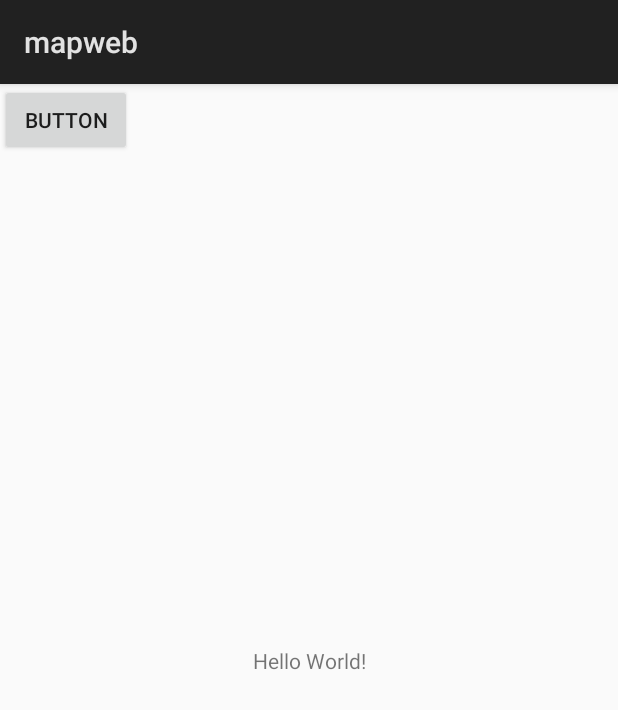
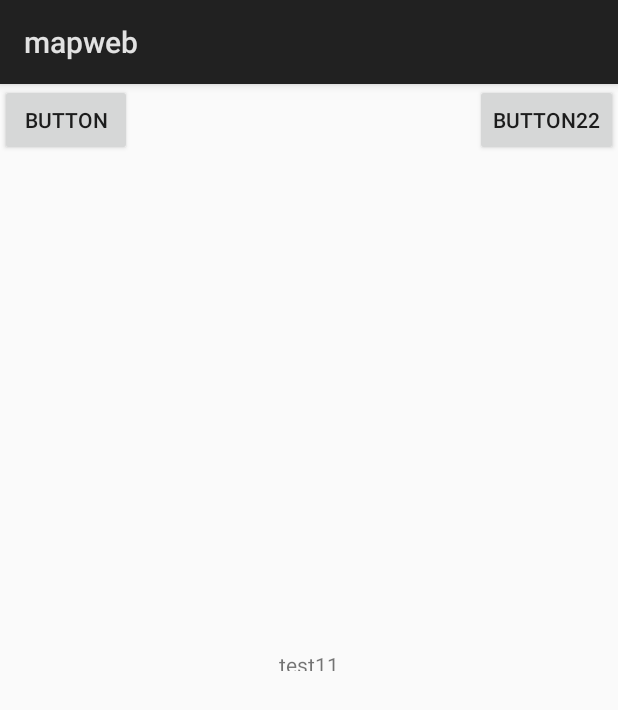
Before and after one commit to Dplex/TestProj, an Android app: the screen it shows after launch (MainActivity), on a phone screen of 412 x 824 dp. Shown: the top 710 px of the screen. Run offline under Robolectric (Android 15) with nearby library versions, the phone set to English and light mode, and no system bars; our stand-ins replace RxJava.

Commit message:
git update
update

```diff
--- a/android/app/build.gradle
+++ b/android/app/build.gradle
@@ -32,6 +32,7 @@ dependencies {
     compile "com.squareup.retrofit2:retrofit:2.3.0"
     compile "com.squareup.retrofit2:adapter-rxjava2:2.3.0"
     compile "com.squareup.retrofit2:converter-gson:2.3.0"
-
+    compile 'com.google.android.gms:play-services:9.4.0'
+    compile 'com.android.support:appcompat-v7:26.0.0'
     compile "io.reactivex.rxjava2:rxandroid:2.0.1"
 }
--- a/android/app/src/main/AndroidManifest.xml
+++ b/android/app/src/main/AndroidManifest.xml
@@ -16,6 +16,10 @@
                 <category android:name="android.intent.category.LAUNCHER" />
             </intent-filter>
         </activity>
+
+        <service android:name=".LocationTrackingService"></service>
     </application>
     <uses-permission android:name="android.permission.INTERNET"/>
+    <uses-permission android:name="android.permission.ACCESS_COARSE_LOCATION"/>
+    <uses-permission android:name="android.permission.ACCESS_FINE_LOCATION"/>
 </manifest>
--- a/android/app/src/main/java/com/example/dplex/mapweb/MainActivity.kt
+++ b/android/app/src/main/java/com/example/dplex/mapweb/MainActivity.kt
@@ -1,6 +1,8 @@
 package com.example.dplex.mapweb
 
 import android.app.Activity
+import android.content.Intent
+import android.content.pm.PackageManager
 import android.os.Bundle
 import android.util.Log
 import android.view.View
@@ -9,8 +11,12 @@ import io.reactivex.android.schedulers.AndroidSchedulers
 import io.reactivex.disposables.Disposable
 import io.reactivex.schedulers.Schedulers
 import kotlinx.android.synthetic.main.activity_main.*
+import android.support.v4.content.ContextCompat
+import android.support.v4.app.ActivityCompat
 
 class MainActivity : Activity() {
+
+    var boolean_permission: Boolean = false
 
     val client by lazy {
         GeoApi.create()
@@ -21,9 +27,47 @@ class MainActivity : Activity() {
     override fun onCreate(savedInstanceState: Bundle?) {
         super.onCreate(savedInstanceState)
         setContentView(R.layout.activity_main)
+        val intent = Intent(applicationContext, LocationTrackingService::class.java)
         button.setOnClickListener(View.OnClickListener {
-            post()
+            if (boolean_permission) {
+                startService(intent)
+            }
+//            registerR
+//            post()
         })
+        button2.setOnClickListener(View.OnClickListener {
+            stopService(intent)
+        })
+        fn_permission()
+    }
+
+    private fun fn_permission() {
+        if (ContextCompat.checkSelfPermission(applicationContext, android.Manifest.permission.ACCESS_FINE_LOCATION) != PackageManager.PERMISSION_GRANTED) {
+
+            if (ActivityCompat.shouldShowRequestPermissionRationale(this@MainActivity, android.Manifest.permission.ACCESS_FINE_LOCATION)) {
+
+
+            } else {
+                ActivityCompat.requestPermissions(this@MainActivity, arrayOf(android.Manifest.permission.ACCESS_FINE_LOCATION),
+                        REQUEST_PERMISSIONS)
+
+            }
+        } else {
+            boolean_permission = true
+        }
+    }
+
+    override fun onRequestPermissionsResult(requestCode: Int, permissions: Array<out String>?, grantResults: IntArray?) {
+        super.onRequestPermissionsResult(requestCode, permissions, grantResults)
+
+        when (requestCode) {
+            REQUEST_PERMISSIONS -> {
+                if (grantResults!!.size > 0 && grantResults[0] == PackageManager.PERMISSION_GRANTED) {
+                    boolean_permission = true
+                }
+            }
+
+        }
 
     }
 
@@ -39,5 +83,8 @@ class MainActivity : Activity() {
                 )
     }
 
+    companion object {
+        private val REQUEST_PERMISSIONS = 100
+    }
 
 }
--- a/android/app/src/main/res/layout/activity_main.xml
+++ b/android/app/src/main/res/layout/activity_main.xml
@@ -8,19 +8,36 @@
 
     <TextView
         android:layout_width="wrap_content"
-        android:layout_height="wrap_content"
-        android:text="Hello World!"
+        android:layout_height="14dp"
+        android:text="test11"
         app:layout_constraintBottom_toBottomOf="parent"
         app:layout_constraintLeft_toLeftOf="parent"
         app:layout_constraintRight_toRightOf="parent"
         app:layout_constraintTop_toTopOf="parent" />
 
-    <Button
-        android:id="@+id/button"
-        android:layout_width="wrap_content"
-        android:layout_height="wrap_content"
-        android:text="Button"
-        tools:layout_editor_absoluteX="147dp"
-        tools:layout_editor_absoluteY="410dp" />
+    <RelativeLayout
+        android:layout_width="fill_parent"
+        android:layout_height="fill_parent"
+        tools:layout_editor_absoluteX="8dp"
+        tools:layout_editor_absoluteY="8dp">
+
+        <Button
+            android:id="@+id/button2"
+            android:layout_width="wrap_content"
+            android:layout_height="wrap_content"
+            android:layout_alignParentEnd="true"
+            android:layout_alignParentTop="true"
+            android:text="Button22"
+            tools:layout_editor_absoluteX="272dp"
+            tools:layout_editor_absoluteY="263dp" />
+
+        <Button
+            android:id="@+id/button"
+            android:layout_width="wrap_content"
+            android:layout_height="wrap_content"
+            android:text="Button"
+            tools:layout_editor_absoluteX="16dp"
+            tools:layout_editor_absoluteY="201dp" />
+    </RelativeLayout>
 
 </android.support.constraint.ConstraintLayout>
```
Also changed, not shown: android/app/src/main/java/com/example/dplex/mapweb/LocationTrackingService.kt (added, +107 -0 lines).
